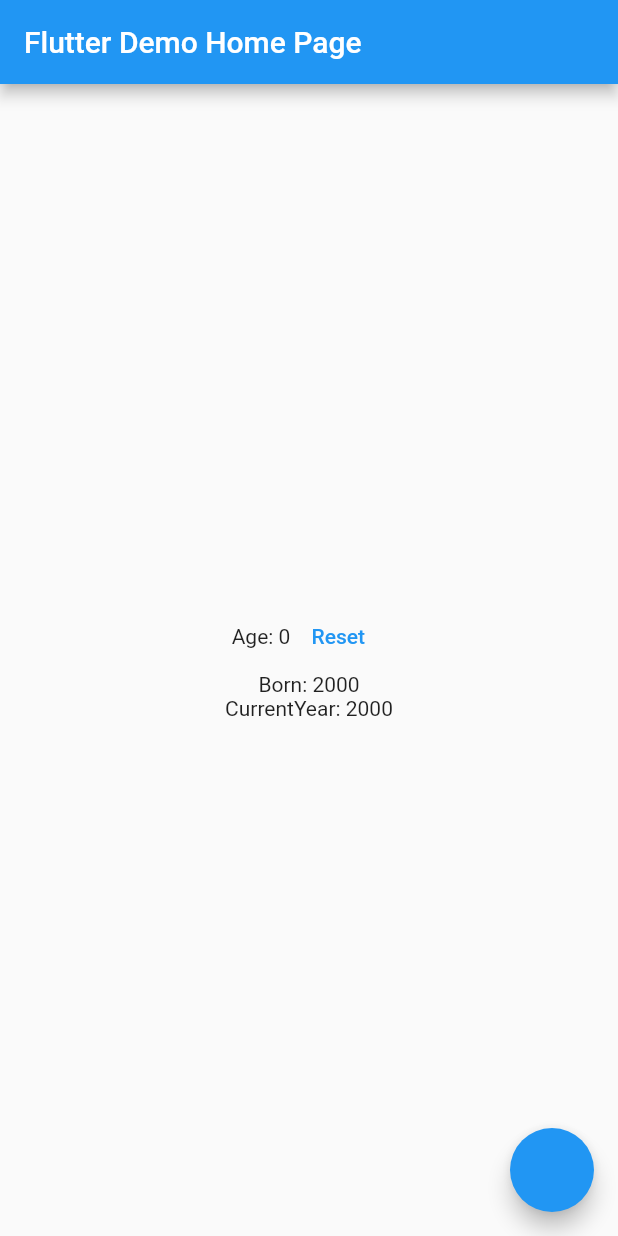
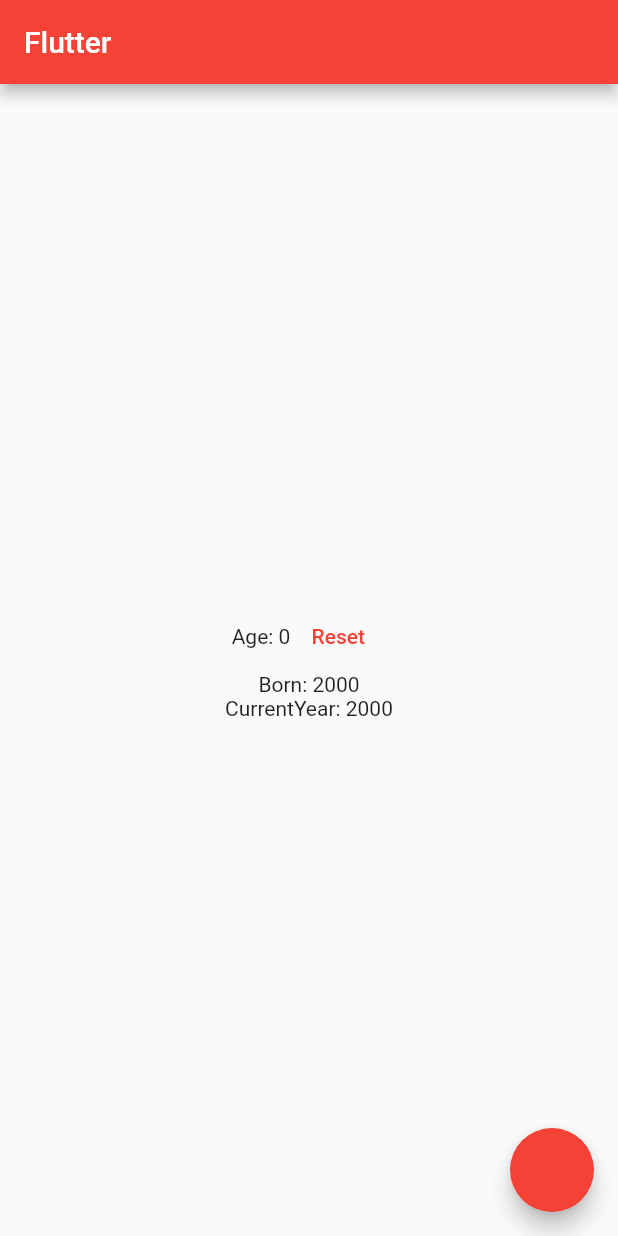
Before and after one commit to leventkantaroglu/workshop_inherited_widget, a Flutter app: the screen it shows after launch, on a phone screen of 412 x 824 dp. Run offline on Flutter 3.47's test engine with Material 2 defaults, Android fonts, the light colour scheme and no system bars.

Commit message:
clean project

```diff
--- /dev/null
+++ b/lib/home_page.dart
@@ -0,0 +1,65 @@
+import 'dart:math';
+
+import 'package:flutter/material.dart';
+
+import 'age_widget.dart';
+import 'birthyear_widget.dart';
+import 'currentyear_widget.dart';
+import 'inherited_age.dart';
+import 'inherited_year.dart';
+
+class MyHomePage extends StatefulWidget {
+  const MyHomePage({Key? key, required this.title}) : super(key: key);
+
+  final String title;
+
+  @override
+  State<MyHomePage> createState() => _MyHomePageState();
+}
+
+class _MyHomePageState extends State<MyHomePage> {
+  int age = 0;
+  int birthyear = 2000;
+  @override
+  Widget build(BuildContext context) {
+    print("_MyHomePageState");
+    return InheritedAge(
+      age: age,
+      reset: () {
+        setState(() {
+          age = 0;
+        });
+      },
+      child: InheritedBirthyear(
+        birthyear: birthyear,
+        child: Scaffold(
+          appBar: AppBar(
+            title: Text(widget.title),
+          ),
+          floatingActionButton: FloatingActionButton(
+            onPressed: () {
+              setState(() {
+                age = Random().nextInt(40);
+                birthyear = Random().nextInt(20) + 1990;
+              });
+            },
+          ),
+          body: Center(
+            child: Column(
+              mainAxisAlignment: MainAxisAlignment.center,
+              children: const <Widget>[
+                /* Builder(builder: (context) {
+                  return Text('${InheritedAge.of(context)?.age}');
+                }), */
+                //Text('${InheritedCounter.of(context)?.counter}'),
+                AgeWidget(),
+                BirthyearWidget(),
+                CurrentYearWidget(),
+              ],
+            ),
+          ),
+        ),
+      ),
+    );
+  }
+}
--- a/lib/main.dart
+++ b/lib/main.dart
@@ -1,12 +1,5 @@
-import 'dart:math';
-
 import 'package:flutter/material.dart';
-
-import 'currentyear_widget.dart';
-import 'inherited_age.dart';
-import 'inherited_year.dart';
-import 'age_widget.dart';
-import 'birthyear_widget.dart';
+import 'home_page.dart';
 
 void main() {
   runApp(const MyApp());
@@ -15,80 +8,14 @@ void main() {
 class MyApp extends StatelessWidget {
   const MyApp({Key? key}) : super(key: key);
 
-  // This widget is the root of your application.
   @override
   Widget build(BuildContext context) {
     return MaterialApp(
-      title: 'Flutter Demo',
+      title: 'Flutter',
       theme: ThemeData(
-        // This is the theme of your application.
-        //
-        // Try running your application with "flutter run". You'll see the
-        // application has a blue toolbar. Then, without quitting the app, try
-        // changing the primarySwatch below to Colors.green and then invoke
-        // "hot reload" (press "r" in the console where you ran "flutter run",
-        // or simply save your changes to "hot reload" in a Flutter IDE).
-        // Notice that the counter didn't reset back to zero; the application
-        // is not restarted.
-        primarySwatch: Colors.blue,
+        primarySwatch: Colors.red,
       ),
-      home: const MyHomePage(title: 'Flutter Demo Home Page'),
+      home: const MyHomePage(title: 'Flutter'),
     );
   }
 }
-
-class MyHomePage extends StatefulWidget {
-  const MyHomePage({Key? key, required this.title}) : super(key: key);
-
-  final String title;
-
-  @override
-  State<MyHomePage> createState() => _MyHomePageState();
-}
-
-class _MyHomePageState extends State<MyHomePage> {
-  int age = 0;
-  int birthyear = 2000;
-  @override
-  Widget build(BuildContext context) {
-    print("_MyHomePageState");
-    return InheritedAge(
-      age: age,
-      reset: () {
-        setState(() {
-          age = 0;
-        });
-      },
-      child: InheritedBirthyear(
-        birthyear: birthyear,
-        child: Scaffold(
-          appBar: AppBar(
-            title: Text(widget.title),
-          ),
-          floatingActionButton: FloatingActionButton(
-            onPressed: () {
-              setState(() {
-                age = Random().nextInt(40);
-                birthyear = Random().nextInt(20) + 1990;
-              });
-            },
-          ),
-          body: Center(
-            child: Column(
-              mainAxisAlignment: MainAxisAlignment.center,
-              children: const <Widget>[
-                /* Builder(builder: (context) {
-                  return Text('${InheritedAge.of(context)?.age}');
-                }), */
-                //Text('${InheritedCounter.of(context)?.counter}'),
-                AgeWidget(),
-                BirthyearWidget(),
-                CurrentYearWidget(),
-              ],
-            ),
-          ),
-        ),
-      ),
-    );
-  }
-}
```
Also changed, not shown: pubspec.lock.
